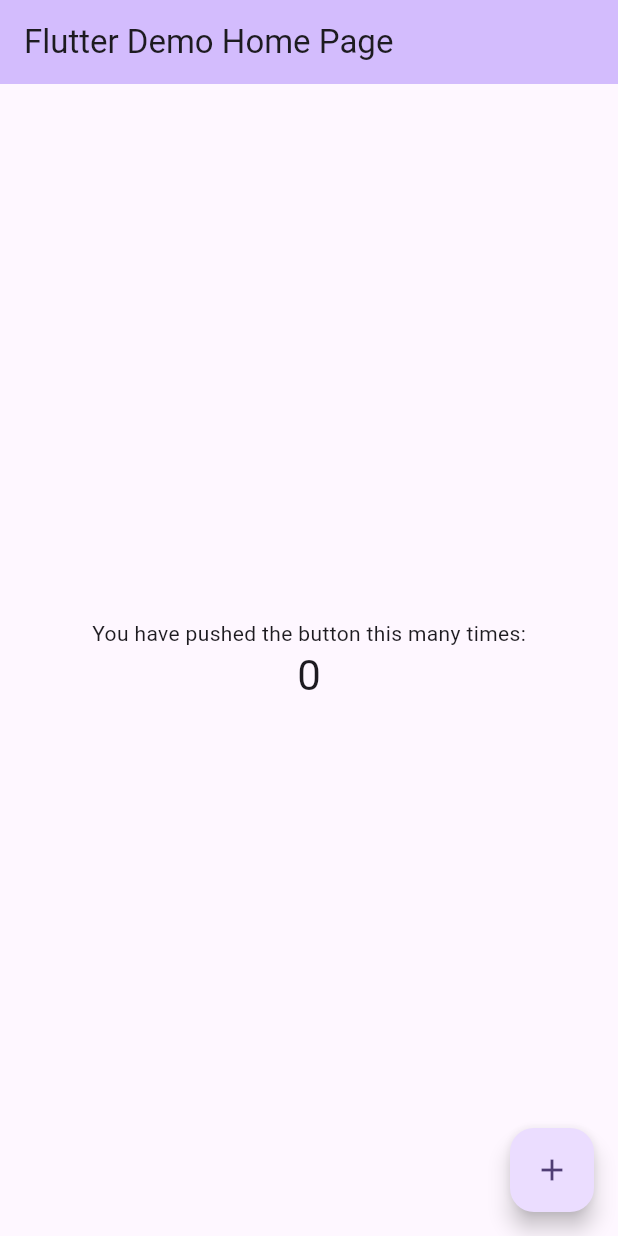
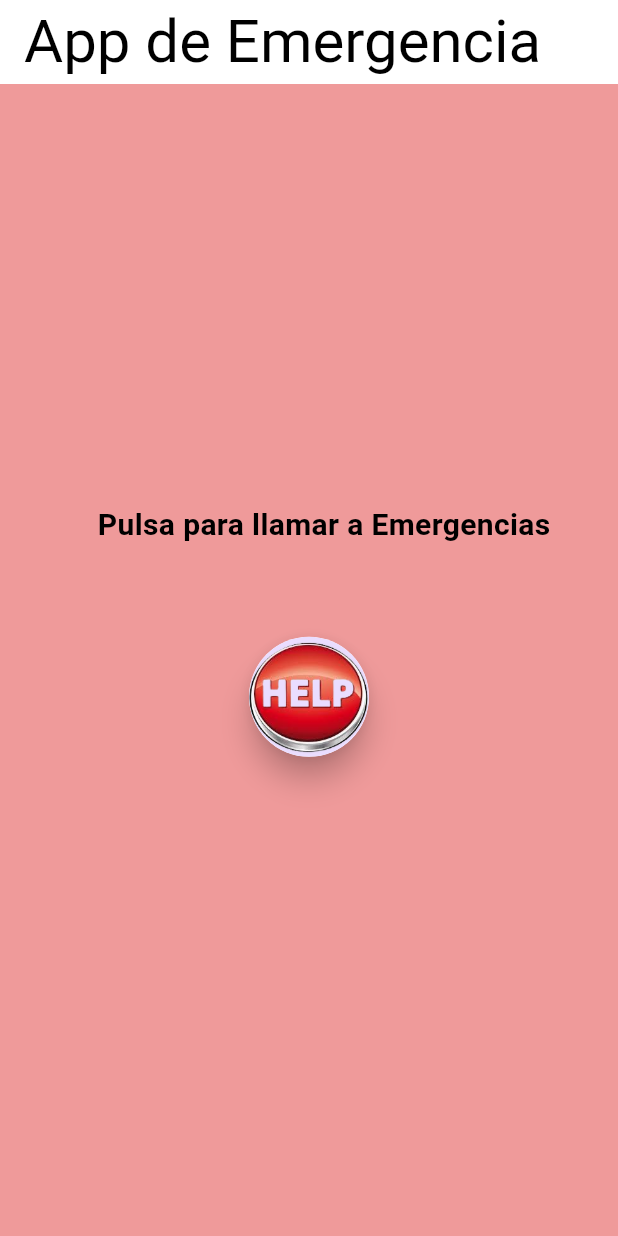
Before and after one commit to RodrigoGarcia96/segureApp, a Flutter app: the screen it shows after launch, on a phone screen of 412 x 824 dp. Run offline on Flutter 3.47's test engine with Material 3 defaults, Android fonts, the phone set to English and light mode, and no system bars; drawn by our look-alikes of avatar_glow; Roboto replaces fonts that are missing (Kanit).

Commit message:
Primera version del btnEmergencia

```diff
--- /dev/null
+++ b/chatify/lib/Declaraciones/text_info.dart
@@ -0,0 +1,25 @@
+import 'package:flutter/cupertino.dart';
+
+class TextInfo extends StatelessWidget {
+
+  TextInfo({required this.size, required this.mensaje, required this.color });
+
+  final double size;
+  final String mensaje;
+  final Color color;
+
+  @override
+
+  Widget build(BuildContext context) {
+    return Text(
+      mensaje,
+      style: TextStyle(
+        color: color,
+        fontSize: size,
+        fontFamily: 'Kanit',
+        fontStyle: FontStyle.normal,
+        fontWeight: FontWeight.bold,
+      ),
+    );
+  }
+}
--- /dev/null
+++ b/chatify/lib/Widgets/ButtonRojo.dart
@@ -0,0 +1,85 @@
+import 'package:flutter/cupertino.dart';
+import 'package:flutter/material.dart';
+import 'package:avatar_glow/avatar_glow.dart';
+
+class ButtonRojo extends StatelessWidget {
+
+
+  final Image image;
+  ButtonRojo({required this.image});
+
+  @override
+  Widget build(BuildContext context) {
+    return Container(
+      child: Center(
+        //Boton Grande de emergencia
+        child: InkWell(
+          onTap: () {
+            _pantallaDeEmergencia(context);
+            //Poner función
+          },
+          //AvataGlow
+          child: AvatarGlow(
+            endRadius: 80,
+            animate: true,
+            showTwoGlows: true,
+            child: Material(
+              elevation: 8.0,
+              shape: CircleBorder(),
+              child: ClipRRect(
+                borderRadius: BorderRadius.circular(40),
+                child: CircleAvatar(
+                  backgroundColor: Colors.red[250],
+                  child: image,
+                  radius: 40.0,
+                ),
+              ),
+            ),
+            glowColor: Colors.red,
+            duration: Duration(milliseconds: 2000),
+            repeatPauseDuration: Duration(milliseconds: 100),
+          ),
+        ),
+      ),
+    );
+  }
+}
+
+void _pantallaDeEmergencia(context) {
+
+  showModalBottomSheet(
+    backgroundColor: Colors.white,
+    shape: RoundedRectangleBorder(
+      borderRadius: BorderRadius.only(
+        topRight: const Radius.circular(30.0), topLeft:  const Radius.circular(30.0)
+        )
+      ),
+    context: context, builder: (BuildContext bc){
+      return SingleChildScrollView(
+        child: Column(
+          mainAxisSize: MainAxisSize.max,
+          mainAxisAlignment: MainAxisAlignment.spaceEvenly,
+          children: [
+            Row(
+              children: [
+                IconButton(
+                onPressed: () {
+                Navigator.of(context).pop();
+                },
+                icon: Icon(
+                  Icons.cancel,
+                  color: Colors.red,
+                  size: 20,
+                  ),
+                ),
+              ],
+            )
+          ],
+        ),
+      );
+    });
+}
+
+
+//Voy en minuto
+//Los errores se solucionan poniendo ;
--- /dev/null
+++ b/chatify/lib/Widgets/PantallaDeButtonRojo.dart
@@ -0,0 +1,61 @@
+import 'package:chatify/Declaraciones/text_info.dart';
+import 'package:chatify/Widgets/ButtonRojo.dart';
+import 'package:flutter/cupertino.dart';
+import 'package:flutter/material.dart';
+
+class PantallaDeButtonRoj extends StatefulWidget {
+
+
+  @override
+  State<PantallaDeButtonRoj> createState() => _PantallaDeButtonRojState();
+}
+
+class _PantallaDeButtonRojState extends State<PantallaDeButtonRoj> {
+
+  @override
+  initState(){
+    super.initState();
+
+  }
+
+
+  @override
+  Widget build(BuildContext context) {
+    return Scaffold(
+      backgroundColor: Colors.red[200],
+      body: Column(
+        mainAxisAlignment: MainAxisAlignment.center,
+        crossAxisAlignment: CrossAxisAlignment.stretch,
+        children:[
+
+
+          //La letra encima del botón rojo
+          Container(
+            padding: EdgeInsets.only(left: 20.0),
+            child: Center(
+              child: TextInfo(
+                size: 20.0,
+                mensaje: 'Pulsa para llamar a Emergencias',
+                color: Colors.black,
+
+              ),
+            ),
+          ),
+
+          SizedBox(
+            height: 20.0,
+            width: 10.0,
+          ),
+          //El botón rojo
+          Container(
+            child: ButtonRojo(
+              image: Image.asset('assets/images/sos_image.png'),
+
+            ),
+          )
+
+        ]
+      ),
+    );
+  }
+}
--- a/chatify/lib/main.dart
+++ b/chatify/lib/main.dart
@@ -1,7 +1,8 @@
+import 'package:chatify/Widgets/PantallaDeButtonRojo.dart';
 import 'package:flutter/material.dart';
 
 void main() {
-  runApp(const MyApp());
+  runApp(MyApp());
 }
 
 class MyApp extends StatelessWidget {
@@ -11,115 +12,30 @@ class MyApp extends StatelessWidget {
   @override
   Widget build(BuildContext context) {
     return MaterialApp(
-      title: 'Flutter Demo',
-      theme: ThemeData(
-        // This is the theme of your application.
-        //
-        // TRY THIS: Try running your application with "flutter run". You'll see
-        // the application has a purple toolbar. Then, without quitting the app,
-        // try changing the seedColor in the colorScheme below to Colors.green
-        // and then invoke "hot reload" (save your changes or press the "hot
-        // reload" button in a Flutter-supported IDE, or press "r" if you used
-        // the command line to start the app).
-        //
-        // Notice that the counter didn't reset back to zero; the application
-        // state is not lost during the reload. To reset the state, use hot
-        // restart instead.
-        //
-        // This works for code too, not just values: Most code changes can be
-        // tested with just a hot reload.
-        colorScheme: ColorScheme.fromSeed(seedColor: Colors.deepPurple),
-        useMaterial3: true,
-      ),
-      home: const MyHomePage(title: 'Flutter Demo Home Page'),
+      home: new ButtonDeSeguridad(),
     );
   }
 }
 
-class MyHomePage extends StatefulWidget {
-  const MyHomePage({super.key, required this.title});
 
-  // This widget is the home page of your application. It is stateful, meaning
-  // that it has a State object (defined below) that contains fields that affect
-  // how it looks.
 
-  // This class is the configuration for the state. It holds the values (in this
-  // case the title) provided by the parent (in this case the App widget) and
-  // used by the build method of the State. Fields in a Widget subclass are
-  // always marked "final".
 
-  final String title;
 
-  @override
-  State<MyHomePage> createState() => _MyHomePageState();
-}
-
-class _MyHomePageState extends State<MyHomePage> {
-  int _counter = 0;
-
-  void _incrementCounter() {
-    setState(() {
-      // This call to setState tells the Flutter framework that something has
-      // changed in this State, which causes it to rerun the build method below
-      // so that the display can reflect the updated values. If we changed
-      // _counter without calling setState(), then the build method would not be
-      // called again, and so nothing would appear to happen.
-      _counter++;
-    });
-  }
+class ButtonDeSeguridad extends StatelessWidget {
+  const ButtonDeSeguridad({Key? key}) : super(key: key);
 
   @override
   Widget build(BuildContext context) {
-    // This method is rerun every time setState is called, for instance as done
-    // by the _incrementCounter method above.
-    //
-    // The Flutter framework has been optimized to make rerunning build methods
-    // fast, so that you can just rebuild anything that needs updating rather
-    // than having to individually change instances of widgets.
     return Scaffold(
       appBar: AppBar(
-        // TRY THIS: Try changing the color here to a specific color (to
-        // Colors.amber, perhaps?) and trigger a hot reload to see the AppBar
-        // change color while the other colors stay the same.
-        backgroundColor: Theme.of(context).colorScheme.inversePrimary,
-        // Here we take the value from the MyHomePage object that was created by
-        // the App.build method, and use it to set our appbar title.
-        title: Text(widget.title),
+        backgroundColor: Colors.white,  //Parte del color de la pagina principal
+        title: Text('App de Emergencia', style: TextStyle(
+          color: Colors.black,
+          fontSize: 40,
+        ),),
+        //actions: [],
       ),
-      body: Center(
-        // Center is a layout widget. It takes a single child and positions it
-        // in the middle of the parent.
-        child: Column(
-          // Column is also a layout widget. It takes a list of children and
-          // arranges them vertically. By default, it sizes itself to fit its
-          // children horizontally, and tries to be as tall as its parent.
-          //
-          // Column has various properties to control how it sizes itself and
-          // how it positions its children. Here we use mainAxisAlignment to
-          // center the children vertically; the main axis here is the vertical
-          // axis because Columns are vertical (the cross axis would be
-          // horizontal).
-          //
-          // TRY THIS: Invoke "debug painting" (choose the "Toggle Debug Paint"
-          // action in the IDE, or press "p" in the console), to see the
-          // wireframe for each widget.
-          mainAxisAlignment: MainAxisAlignment.center,
-          children: <Widget>[
-            const Text(
-              'You have pushed the button this many times:',
-            ),
-            Text(
-              '$_counter',
-              style: Theme.of(context).textTheme.headlineMedium,
-            ),
-          ],
-        ),
-      ),
-      floatingActionButton: FloatingActionButton(
-        onPressed: _incrementCounter,
-        tooltip: 'Increment',
-        child: const Icon(Icons.add),
-      ), // This trailing comma makes auto-formatting nicer for build methods.
+      body: PantallaDeButtonRoj(),
     );
   }
 }
--- a/chatify/pubspec.yaml
+++ b/chatify/pubspec.yaml
@@ -35,6 +35,7 @@ dependencies:
   # The following adds the Cupertino Icons font to your application.
   # Use with the CupertinoIcons class for iOS style icons.
   cupertino_icons: ^1.0.6
+  avatar_glow: ^2.0.2
 
 dev_dependencies:
   flutter_test:
@@ -59,8 +60,8 @@ flutter:
   uses-material-design: true
 
   # To add assets to your application, add an assets section, like this:
-  # assets:
-  #   - images/a_dot_burr.jpeg
+  assets:
+   - assets/images/
   #   - images/a_dot_ham.jpeg
 
   # An image asset can refer to one or more resolution-specific "variants", see
```
Also changed, not shown: chatify/assets/images/newimj.png (added), chatify/assets/images/sos_image.png (added), chatify/pubspec.lock, 1 other file.
